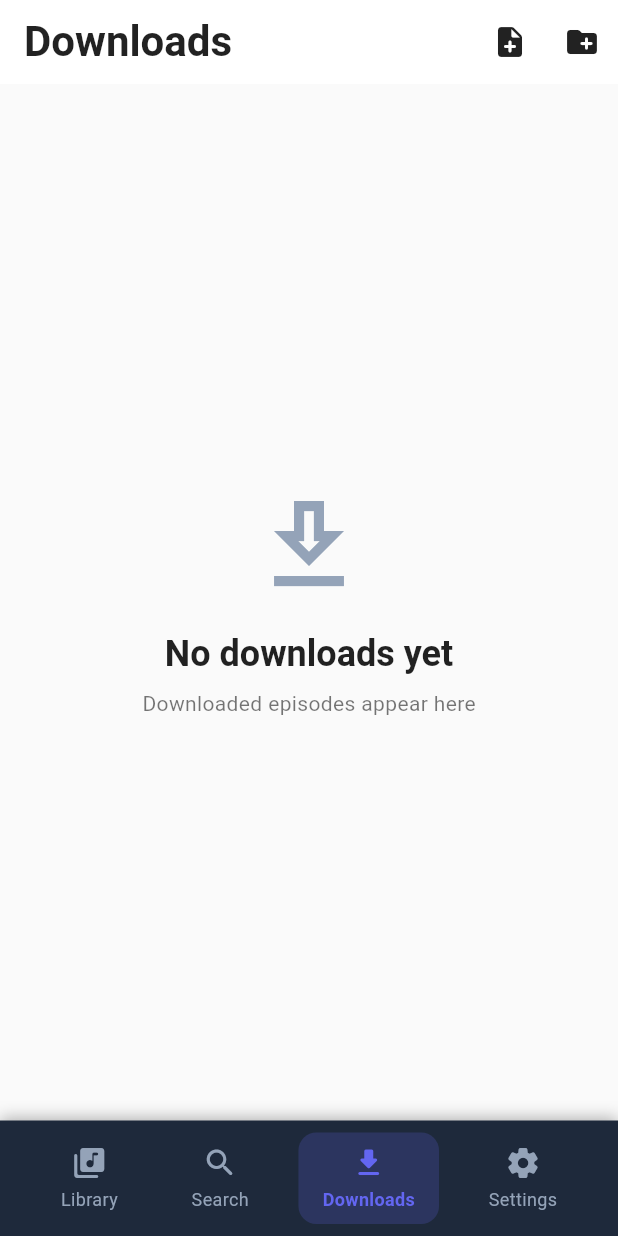
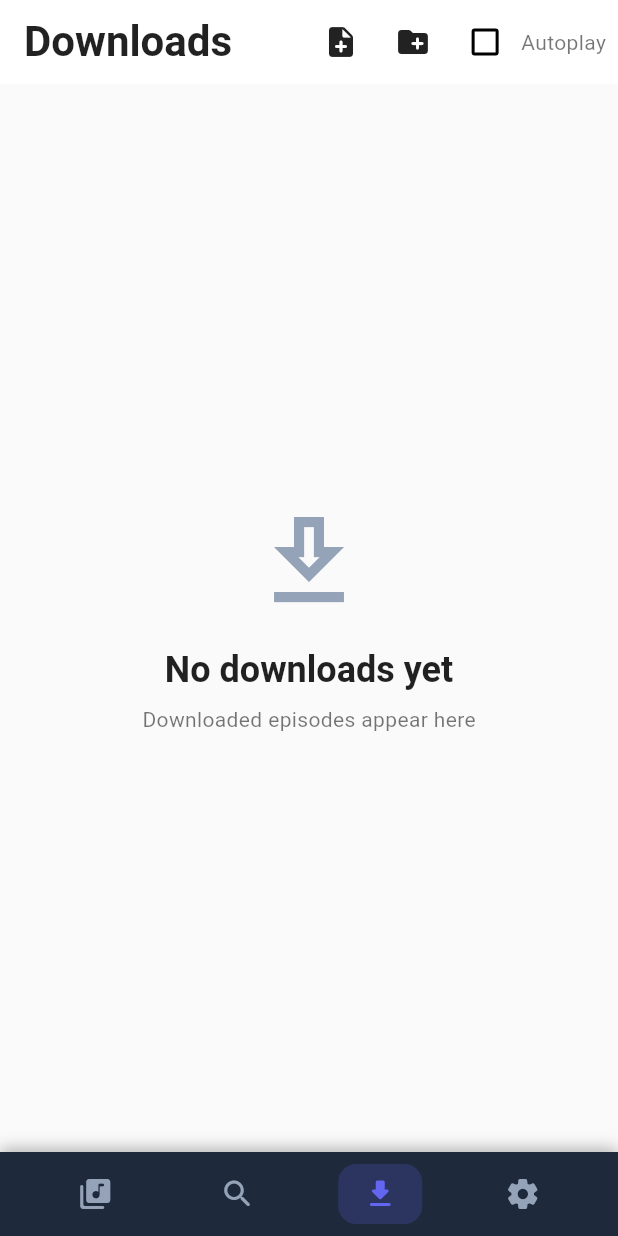
Before and after one commit to rstamand007/my_stream, a Flutter app: the screen it shows after launch, item 3 of the bottom bar chosen, on a phone screen of 412 x 824 dp. Run offline on Flutter 3.47's test engine with Material 3 defaults, Android fonts, the phone set to English and light mode, and no system bars; our stand-ins replace audio_service, cached_network_image, file_picker, hive, hive_flutter, just_audio and 2 more; missing offline and left inert: audio_session, podcast_search; accounts and stored records are empty.

Commit message:
feat: Implement autoplay and reordering for downloaded episodes, remove localized labels from the home screen, and add release notes.

```diff
--- a/lib/main.dart
+++ b/lib/main.dart
@@ -7,6 +7,7 @@ import 'providers/player_provider.dart';
 import 'providers/download_provider.dart';
 import 'providers/locale_provider.dart';
 import 'providers/theme_provider.dart';
+import 'models/episode.dart';
 import 'screens/splash_screen.dart';
 import 'utils/constants.dart';
 import 'package:hive_flutter/hive_flutter.dart';
@@ -14,6 +15,7 @@ import 'services/database_service.dart';
 import 'package:audio_service/audio_service.dart';
 import 'services/audio_handler.dart';
 import 'services/audio_player_service.dart';
+import 'utils/logger.dart';
 
 /// Top-level function required by audio_service to initialize the handler
 /// in a separate background isolate. Background isolates cannot access
@@ -48,8 +50,7 @@ void main() async {
 
     runApp(const MyStreamApp());
   } catch (e, stack) {
-    print('DEBUG: CRITICAL ERROR DURING STARTUP: $e');
-    print(stack);
+    logger.e('CRITICAL ERROR DURING STARTUP', error: e, stackTrace: stack);
     runApp(const MyStreamApp());
   }
 }
@@ -61,22 +62,60 @@ class MyStreamApp extends StatelessWidget {
   Widget build(BuildContext context) {
     return MultiProvider(
       providers: [
-        ChangeNotifierProvider(create: (_) {
-          print('DEBUG: Initializing PodcastProvider');
+        ChangeNotifierProvider(
+          create: (_) {
+            logger.d('Initializing PodcastProvider');
             return PodcastProvider()..init();
-        }),
-        ChangeNotifierProvider(create: (_) {
-          print('DEBUG: Initializing PlayerProvider');
+          },
+        ),
+        ChangeNotifierProvider(
+          create: (_) {
+            logger.d('Initializing PlayerProvider');
             return PlayerProvider()..init();
-        }),
-        ChangeNotifierProvider(create: (_) {
-          print('DEBUG: Initializing DownloadProvider');
+          },
+        ),
+        ChangeNotifierProvider(
+          create: (_) {
+            logger.d('Initializing DownloadProvider');
             return DownloadProvider()..init();
-        }),
+          },
+        ),
         ChangeNotifierProvider(create: (_) => LocaleProvider()),
         ChangeNotifierProvider(create: (_) => ThemeProvider()),
       ],
-      child: Consumer2<LocaleProvider, ThemeProvider>(
+      child: Builder(
+        builder: (context) {
+          // Wire up autoplay logic
+          final playerProvider = context.read<PlayerProvider>();
+          final downloadProvider = context.read<DownloadProvider>();
+
+          playerProvider.onEpisodeEnded = () {
+            final currentEpisode = playerProvider.currentEpisode;
+            if (currentEpisode == null) return null;
+
+            final downloads = downloadProvider.downloadedEpisodes;
+            final currentIndex = downloads.indexWhere(
+              (e) => e.id == currentEpisode.id,
+            );
+
+            Episode? nextEpisode;
+            if (downloadProvider.isAutoplayEnabled &&
+                currentIndex != -1 &&
+                currentIndex + 1 < downloads.length) {
+              nextEpisode = downloads[currentIndex + 1];
+            }
+
+            // If it was a downloaded episode, delete it from storage and the list
+            if (currentIndex != -1) {
+              // We use a microtask to avoid triggering provider updates while
+              // the player state listener is still processing.
+              Future.microtask(() => downloadProvider.deleteDownload(currentEpisode));
+            }
+
+            return nextEpisode;
+          };
+
+          return Consumer2<LocaleProvider, ThemeProvider>(
             builder: (context, localeProvider, themeProvider, child) {
               return MaterialApp(
                 title: 'MyStream',
@@ -167,6 +206,8 @@ class MyStreamApp extends StatelessWidget {
                 home: const SplashScreen(),
               );
             },
+          );
+        },
       ),
     );
   }
--- a/lib/screens/downloads_screen.dart
+++ b/lib/screens/downloads_screen.dart
@@ -30,6 +30,29 @@ class DownloadsScreen extends StatelessWidget {
             tooltip: l10n.addFolder,
             onPressed: () =>
                 context.read<DownloadProvider>().pickLocalDirectory(),
+          ),
+          Consumer<DownloadProvider>(
+            builder: (context, provider, child) {
+              return Row(
+                mainAxisSize: MainAxisSize.min,
+                children: [
+                  Checkbox(
+                    value: provider.isAutoplayEnabled,
+                    onChanged: (value) {
+                      if (value != null) provider.toggleAutoplay(value);
+                    },
+                  ),
+                  Text(
+                    'Autoplay',
+                    style: TextStyle(
+                      fontSize: 14,
+                      color: Theme.of(context).textTheme.bodyMedium?.color,
+                    ),
+                  ),
+                  const SizedBox(width: 8),
+                ],
+              );
+            },
           ),
           Consumer<DownloadProvider>(
             builder: (context, provider, child) {
@@ -92,8 +115,15 @@ class DownloadsScreen extends StatelessWidget {
                       margin: const EdgeInsets.all(16),
                       padding: const EdgeInsets.all(16),
                       decoration: BoxDecoration(
-                        color: AppColors.surface,
+                        color: Theme.of(context).cardColor,
                         borderRadius: BorderRadius.circular(12),
+                        boxShadow: [
+                          BoxShadow(
+                            color: Colors.black.withValues(alpha: 0.05),
+                            blurRadius: 10,
+                            offset: const Offset(0, 4),
+                          ),
+                        ],
                       ),
                       child: Row(
                         children: [
@@ -106,7 +136,7 @@ class DownloadsScreen extends StatelessWidget {
                             crossAxisAlignment: CrossAxisAlignment.start,
                             children: [
                               Text(
-                                'Storage Used',
+                                l10n.storageUsed,
                                 style: Theme.of(context).textTheme.bodyMedium,
                               ),
                               Text(
@@ -126,11 +156,16 @@ class DownloadsScreen extends StatelessWidget {
 
               // Downloaded episodes list
               Expanded(
-                child: ListView.builder(
+                child: ReorderableListView.builder(
                   itemCount: provider.downloadedEpisodes.length,
+                  onReorder: (oldIndex, newIndex) {
+                    provider.reorderDownloads(oldIndex, newIndex);
+                  },
                   itemBuilder: (context, index) {
+                    final episode = provider.downloadedEpisodes[index];
                     return EpisodeTile(
-                      episode: provider.downloadedEpisodes[index],
+                      key: ValueKey(episode.id),
+                      episode: episode,
                     );
                   },
                 ),
--- a/lib/screens/home_screen.dart
+++ b/lib/screens/home_screen.dart
@@ -1,5 +1,5 @@
 import 'package:flutter/material.dart';
-import 'package:my_stream/l10n/app_localizations.dart';
+
 import 'package:provider/provider.dart';
 import 'library_screen.dart';
 import 'search_screen.dart';
@@ -28,7 +28,6 @@ class _HomeScreenState extends State<HomeScreen> {
 
   @override
   Widget build(BuildContext context) {
-    final l10n = AppLocalizations.of(context)!;
 
     return Scaffold(
       body: _screens[_currentIndex],
@@ -58,22 +57,18 @@ class _HomeScreenState extends State<HomeScreen> {
                   children: [
                     _buildNavItem(
                       icon: Icons.library_music_rounded,
-                      label: l10n.library,
                       index: 0,
                     ),
                     _buildNavItem(
                       icon: Icons.search_rounded,
-                      label: l10n.search,
                       index: 1,
                     ),
                     _buildNavItem(
                       icon: Icons.download_rounded,
-                      label: l10n.downloads,
                       index: 2,
                     ),
                     _buildNavItem(
                       icon: Icons.settings_rounded,
-                      label: l10n.settings,
                       index: 3,
                     ),
                   ],
@@ -88,7 +83,6 @@ class _HomeScreenState extends State<HomeScreen> {
 
   Widget _buildNavItem({
     required IconData icon,
-    required String label,
     required int index,
   }) {
     final isSelected = _currentIndex == index;
@@ -120,15 +114,6 @@ class _HomeScreenState extends State<HomeScreen> {
               color: isSelected ? AppColors.primary : AppColors.textSecondary,
               size: 24,
             ),
-            const SizedBox(height: 4),
-            Text(
-              label,
-              style: TextStyle(
-                color: isSelected ? AppColors.primary : AppColors.textSecondary,
-                fontSize: 12,
-                fontWeight: isSelected ? FontWeight.w600 : FontWeight.normal,
-              ),
-            ),
           ],
         ),
       ),
```
Also changed, not shown: lib/providers/download_provider.dart (+17 -0 lines), lib/providers/player_provider.dart (+9 -1 lines), lib/services/audio_handler.dart (+7 -6 lines), lib/services/audio_player_service.dart (+11 -12 lines), lib/widgets/episode_tile.dart (+14 -6 lines), 5 other files. Lines whose indentation alone changed are shown as unchanged.
